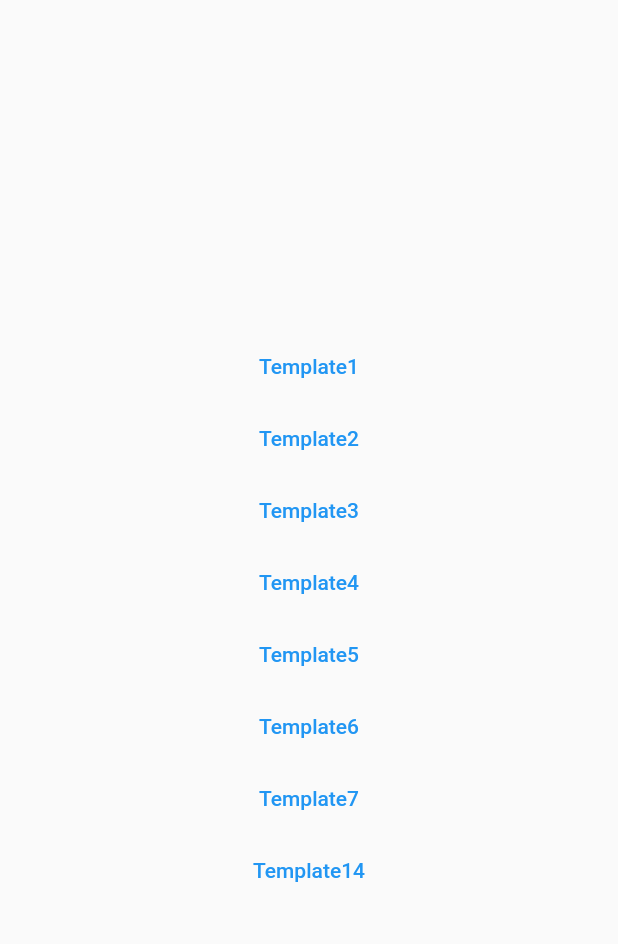
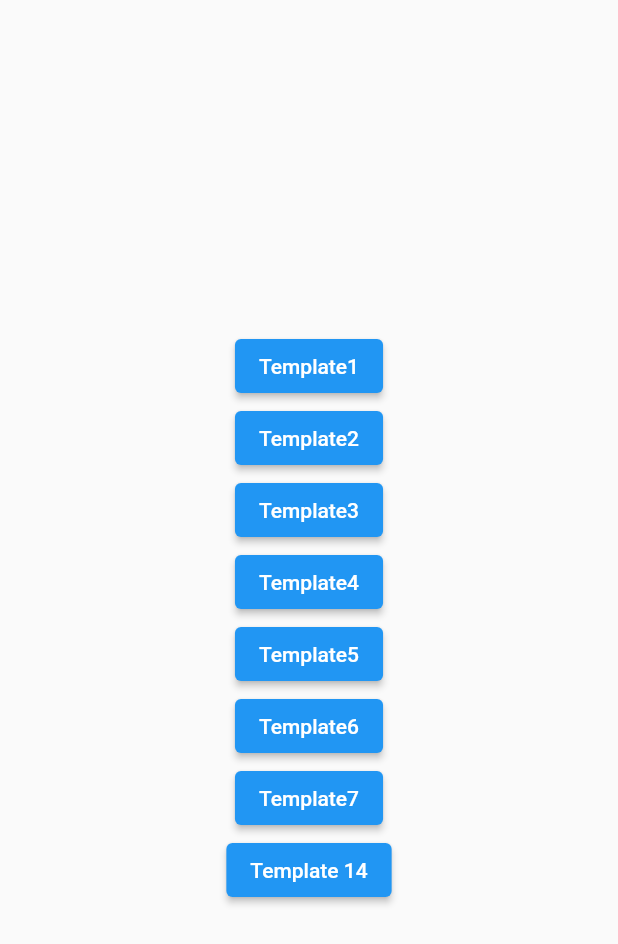
Before and after one commit to ashu2902/Resume_OnePercent, a Flutter app: the TemplateList screen opened directly, on a phone screen of 412 x 824 dp. Shown: the top 944 px of the screen. Run offline on Flutter 3.47's test engine with Material 2 defaults, Android fonts, the phone set to English and light mode, and no system bars; our stand-ins replace image_picker, open_file, pdf, shared_preferences; accounts and stored records are empty.

Commit message:
TemplateList UI changed

```diff
--- a/lib/Screens/SkillsInfo.dart
+++ b/lib/Screens/SkillsInfo.dart
@@ -11,6 +11,7 @@ class SkillsInfo extends StatefulWidget {
 Future<bool> saveData(skill1, skill2, skill3) async {
   SharedPreferences prefs = await SharedPreferences.getInstance();
   prefs.setString("Skill1", skill1);
+
   prefs.setString("Skill2", skill2);
   prefs.setString("Skill3", skill3);
   // ignore: deprecated_member_use
--- a/lib/Screens/TemplateList.dart
+++ b/lib/Screens/TemplateList.dart
@@ -26,8 +26,7 @@ class _TemplateListState extends State<TemplateList> {
           mainAxisAlignment: MainAxisAlignment.center,
           children: [
             //template 1
-            Container(
-              child: TextButton(
+            TemplateButton(
                 onPressed: () async {
                   SharedPreferences prefs =
                       await SharedPreferences.getInstance();
@@ -60,13 +59,10 @@ class _TemplateListState extends State<TemplateList> {
                       '${prefs.getString('ProjectDesc2')}');
                   Template1.openFile(pdfFile);
                 },
-                child: Text('Template1'),
-              ),
-            ),
+                child: Text('Template1')),
 
             //template2
-            Container(
-              child: TextButton(
+            TemplateButton(
                 onPressed: () async {
                   SharedPreferences prefs =
                       await SharedPreferences.getInstance();
@@ -99,10 +95,9 @@ class _TemplateListState extends State<TemplateList> {
                   PdfApi2.openFile(template2);
                 },
                 child: Text('Template2')),
-            ),
+
             //Template 3
-            Container(
-              child: TextButton(
+            TemplateButton(
                 onPressed: () async {
                   SharedPreferences prefs =
                       await SharedPreferences.getInstance();
@@ -134,12 +129,9 @@ class _TemplateListState extends State<TemplateList> {
                   );
                   Pdf.openFile(pdf);
                 },
-                child: Text('Template3'),
-              ),
-            ),
+                child: Text('Template3')),
             //Template4
-            Container(
-              child: TextButton(
+            TemplateButton(
                 onPressed: () async {
                   SharedPreferences prefs =
                       await SharedPreferences.getInstance();
@@ -166,12 +158,9 @@ class _TemplateListState extends State<TemplateList> {
                       '${prefs.getString('Eddate2')}');
                   Template4.openFile(template4);
                 },
-                child: Text('Template4'),
-              ),
-            ),
+                child: Text('Template4')),
             //Template5
-            Container(
-              child: TextButton(
+            TemplateButton(
                 onPressed: () async {
                   SharedPreferences prefs =
                       await SharedPreferences.getInstance();
@@ -194,47 +183,51 @@ class _TemplateListState extends State<TemplateList> {
                   );
                   Template5.openFile(template5);
                 },
-                child: Text('Template5'),
-              ),
-            ),
+                child: Text('Template5')),
+
             //Template6
-            Container(
-              child: TextButton(
+            TemplateButton(
                 onPressed: () async {
                   SharedPreferences prefs =
                       await SharedPreferences.getInstance();
                   final template6 = await Template6.generateTemplate();
                   Template6.openFile(template6);
                 },
-                child: Text('Template6'),
-              ),
-            ),
+                child: Text('Template6')),
+
             //Template7
-            Container(
-              child: TextButton(
+            TemplateButton(
               onPressed: () async {
-                  SharedPreferences prefs =
-                      await SharedPreferences.getInstance();
+                SharedPreferences prefs = await SharedPreferences.getInstance();
                 final pdf = await Template7.generateText();
                 Template7.openFile(pdf);
               },
               child: Text('Template7'),
             ),
-            ),
-            Container(
-              child: TextButton(
+
+            TemplateButton(
                 onPressed: () async {
                   SharedPreferences prefs =
                       await SharedPreferences.getInstance();
                   final pdf = await Template14.generateText();
                   Template14.openFile(pdf);
                 },
-                child: Text('Template14'),
-              ),
-            ),
+                child: Text('Template 14'))
           ],
         )),
       ),
     );
   }
 }
+
+class TemplateButton extends StatelessWidget {
+  TemplateButton({required this.onPressed, required this.child});
+  final onPressed;
+  final child;
+  @override
+  Widget build(BuildContext context) {
+    return Container(
+      child: ElevatedButton(onPressed: this.onPressed, child: this.child),
+    );
+  }
+}
```
Lines whose indentation alone changed are shown as unchanged.
